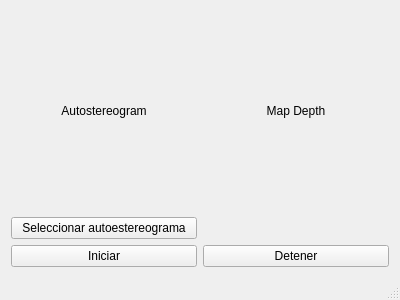
Old version of the form mainwindow.ui in the repository debihiga/AutostereogramSolver.
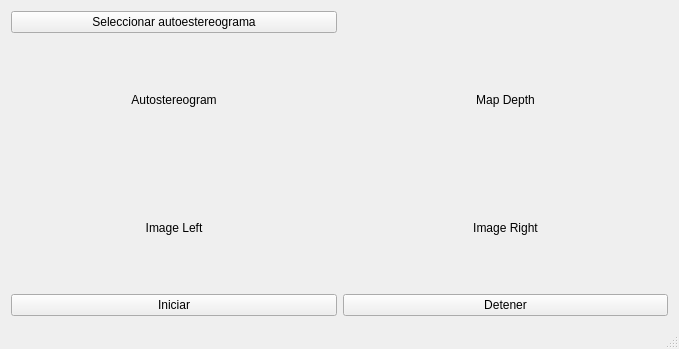
New version of the form.

Commit message: Finds image left.

What changed in the file:
```diff
--- a/mainwindow.ui
+++ b/mainwindow.ui
@@ -6,16 +6,18 @@
    <rect>
     <x>0</x>
     <y>0</y>
-    <width>400</width>
-    <height>300</height>
+    <width>679</width>
+    <height>349</height>
    </rect>
   </property>
   <property name="windowTitle">
    <string>Solucionador de autoestereogramas</string>
   </property>
   <widget class="QWidget" name="centralWidget">
-   <layout class="QGridLayout" name="gridLayout">
-    <item row="0" column="0">
+   <layout class="QVBoxLayout" name="verticalLayout">
+    <item>
+     <layout class="QGridLayout" name="gridLayout_2">
+      <item row="1" column="0">
      <widget class="QLabel" name="label_image_autostereogram">
       <property name="text">
        <string>Autostereogram</string>
@@ -25,7 +27,17 @@
       </property>
      </widget>
     </item>
-    <item row="0" column="1">
+      <item row="2" column="1">
+       <widget class="QLabel" name="label_image_right">
+        <property name="text">
+         <string>Image Right</string>
+        </property>
+        <property name="alignment">
+         <set>Qt::AlignCenter</set>
+        </property>
+       </widget>
+      </item>
+      <item row="1" column="1">
      <widget class="QLabel" name="label_image_map_depth">
       <property name="text">
        <string>Map Depth</string>
@@ -36,25 +48,41 @@
      </widget>
     </item>
     <item row="2" column="0">
+       <widget class="QLabel" name="label_image_left">
+        <property name="text">
+         <string>Image Left</string>
+        </property>
+        <property name="alignment">
+         <set>Qt::AlignCenter</set>
+        </property>
+       </widget>
+      </item>
+      <item row="0" column="0">
      <widget class="QPushButton" name="btn_select_autostereogram">
       <property name="text">
        <string>Seleccionar autoestereograma</string>
       </property>
      </widget>
     </item>
-    <item row="3" column="1">
-     <widget class="QPushButton" name="btn_stop">
-      <property name="text">
-       <string>Detener</string>
-      </property>
-     </widget>
+     </layout>
     </item>
-    <item row="3" column="0">
+    <item>
+     <layout class="QHBoxLayout" name="horizontalLayout_3">
+      <item>
      <widget class="QPushButton" name="btn_start">
       <property name="text">
        <string>Iniciar</string>
       </property>
      </widget>
+      </item>
+      <item>
+       <widget class="QPushButton" name="btn_stop">
+        <property name="text">
+         <string>Detener</string>
+        </property>
+       </widget>
+      </item>
+     </layout>
     </item>
    </layout>
   </widget>
```
Lines whose indentation alone changed are shown as unchanged. The commit also changes 41 other files.
